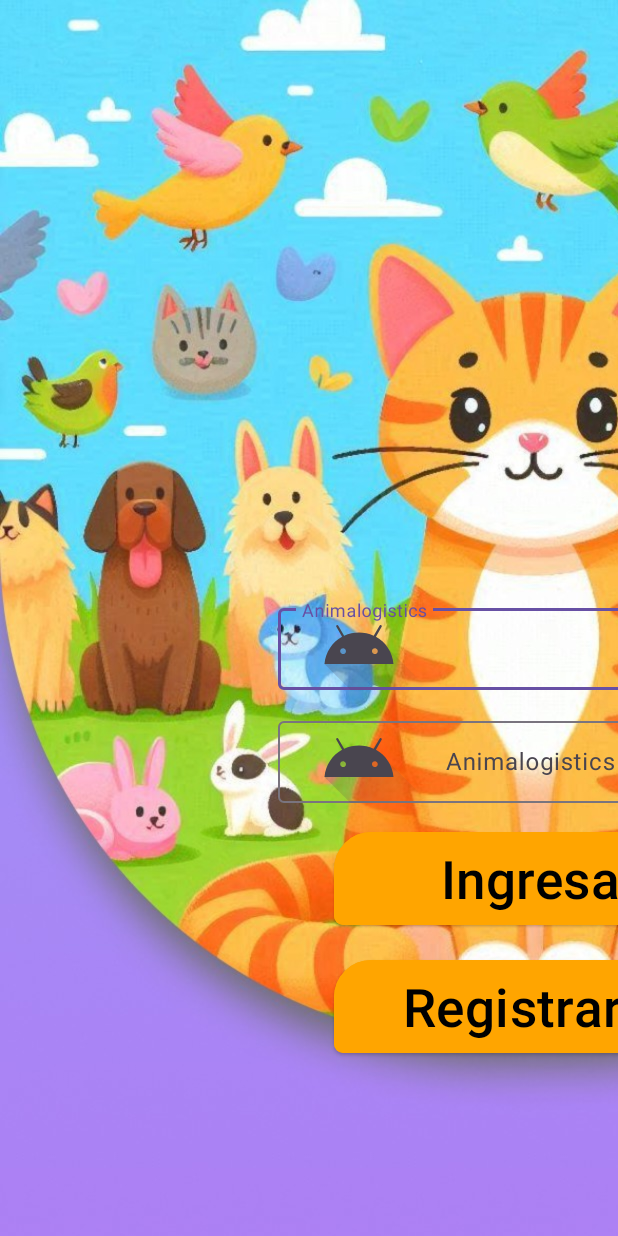
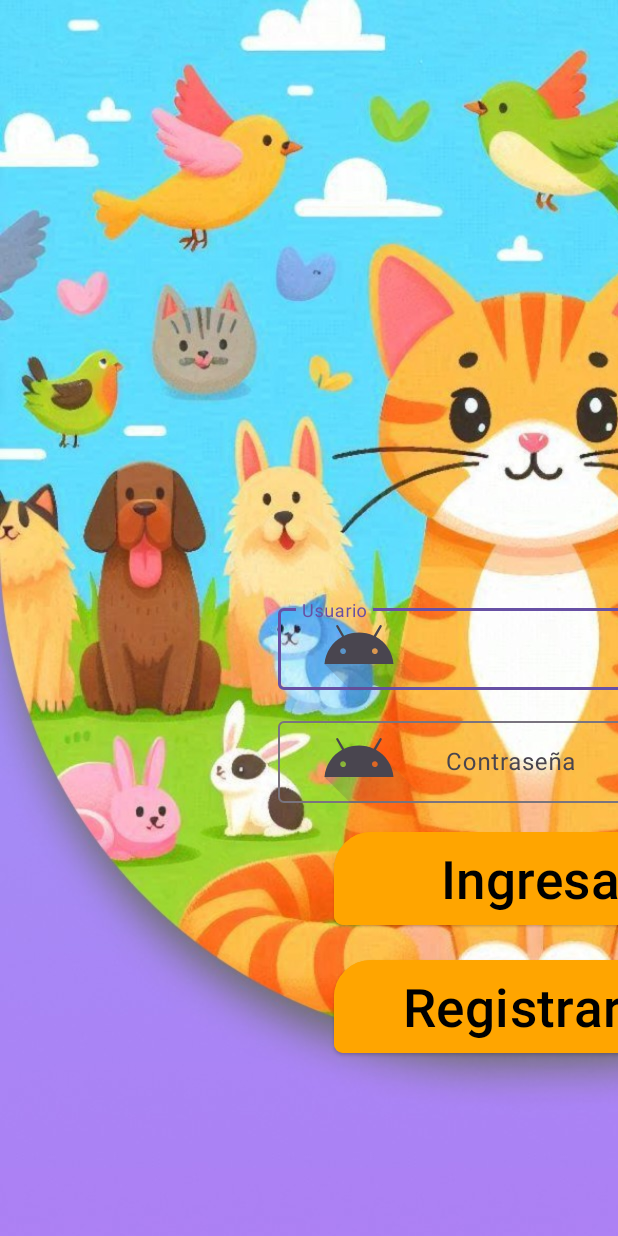
Before and after one commit to MartinPanelo/Animalogistics, an Android app: the screen it shows after launch (LoginActivity), on a phone screen of 412 x 824 dp. Run offline under Robolectric (Android 15) with nearby library versions, the phone set to English and light mode, and no system bars.

Commit message:
correcciones vista login

```diff
--- /dev/null
+++ b/app/src/main/res/drawable/baseline_settings_24.xml
@@ -0,0 +1,5 @@
+<vector android:height="35dp" android:tint="#1A3382"
+    android:viewportHeight="24" android:viewportWidth="24"
+    android:width="35dp" xmlns:android="http://schemas.android.com/apk/res/android">
+    <path android:fillColor="@android:color/white" android:pathData="M19.14,12.94c0.04,-0.3 0.06,-0.61 0.06,-0.94c0,-0.32 -0.02,-0.64 -0.07,-0.94l2.03,-1.58c0.18,-0.14 0.23,-0.41 0.12,-0.61l-1.92,-3.32c-0.12,-0.22 -0.37,-0.29 -0.59,-0.22l-2.39,0.96c-0.5,-0.38 -1.03,-0.7 -1.62,-0.94L14.4,2.81c-0.04,-0.24 -0.24,-0.41 -0.48,-0.41h-3.84c-0.24,0 -0.43,0.17 -0.47,0.41L9.25,5.35C8.66,5.59 8.12,5.92 7.63,6.29L5.24,5.33c-0.22,-0.08 -0.47,0 -0.59,0.22L2.74,8.87C2.62,9.08 2.66,9.34 2.86,9.48l2.03,1.58C4.84,11.36 4.8,11.69 4.8,12s0.02,0.64 0.07,0.94l-2.03,1.58c-0.18,0.14 -0.23,0.41 -0.12,0.61l1.92,3.32c0.12,0.22 0.37,0.29 0.59,0.22l2.39,-0.96c0.5,0.38 1.03,0.7 1.62,0.94l0.36,2.54c0.05,0.24 0.24,0.41 0.48,0.41h3.84c0.24,0 0.44,-0.17 0.47,-0.41l0.36,-2.54c0.59,-0.24 1.13,-0.56 1.62,-0.94l2.39,0.96c0.22,0.08 0.47,0 0.59,-0.22l1.92,-3.32c0.12,-0.22 0.07,-0.47 -0.12,-0.61L19.14,12.94zM12,15.6c-1.98,0 -3.6,-1.62 -3.6,-3.6s1.62,-3.6 3.6,-3.6s3.6,1.62 3.6,3.6S13.98,15.6 12,15.6z"/>
+</vector>
--- a/app/src/main/res/layout/activity_login.xml
+++ b/app/src/main/res/layout/activity_login.xml
@@ -25,7 +25,7 @@
         android:layout_width="350dp"
         android:layout_height="60dp"
         android:layout_marginTop="400dp"
-        android:hint="@string/app_name"
+        android:hint="@string/usuario"
         app:layout_constraintEnd_toEndOf="parent"
         app:layout_constraintStart_toStartOf="parent"
         app:layout_constraintTop_toTopOf="parent"
@@ -43,7 +43,7 @@
         android:layout_width="350dp"
         android:layout_height="60dp"
         android:layout_marginTop="15dp"
-        android:hint="@string/app_name"
+        android:hint="@string/contrasena"
         app:endIconMode="password_toggle"
         app:layout_constraintEnd_toEndOf="parent"
         app:layout_constraintStart_toStartOf="parent"
@@ -101,13 +101,16 @@
         android:layout_marginTop="8dp"
         android:clickable="true"
         android:contentDescription="@string/app_name"
+        app:ensureMinTouchTargetSize="true"
+        app:fabCustomSize="60dp"
         app:layout_constraintBottom_toBottomOf="parent"
         app:layout_constraintEnd_toEndOf="parent"
         app:layout_constraintHorizontal_bias="0.954"
         app:layout_constraintStart_toStartOf="parent"
         app:layout_constraintTop_toBottomOf="@+id/button3"
         app:layout_constraintVertical_bias="0.0"
-        app:srcCompat="?android:attr/textSelectHandleRight" />
+        app:maxImageSize="50dp"
+        app:srcCompat="@drawable/baseline_settings_24" />
 
 
 </androidx.constraintlayout.widget.ConstraintLayout>
--- a/app/src/main/res/values/strings.xml
+++ b/app/src/main/res/values/strings.xml
@@ -1,3 +1,8 @@
 <resources>
     <string name="app_name">Animalogistics</string>
+
+    //login
+    <string name="usuario">Usuario</string>
+    <string name="contrasena">Contraseña</string>
+
 </resources>
```
